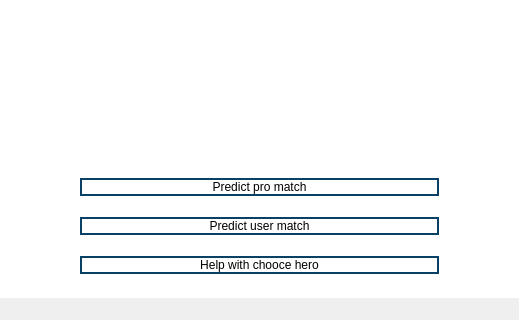
Old version of the form C++GUI/Oracle/mainwindow.ui in the repository epsinenta/The-dota2-predictor; both pictures show x 219 to 738 and y 245 to 565 of the 957 by 565 pixel window.
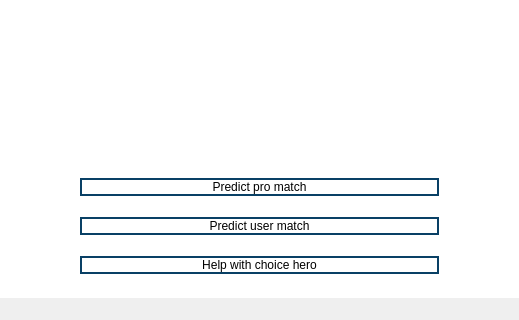
New version of the form.

```diff
--- a/C++GUI/Oracle/mainwindow.ui
+++ b/C++GUI/Oracle/mainwindow.ui
@@ -37,7 +37,7 @@
 font: 14pt &quot;Sans Serif Collection&quot;;</string>
       </property>
       <property name="text">
-       <string>Help with chooce hero</string>
+       <string>Help with choice hero</string>
       </property>
      </widget>
     </item>
```
Left out of the diff: 2 changed lines with no effect on the pictures.
